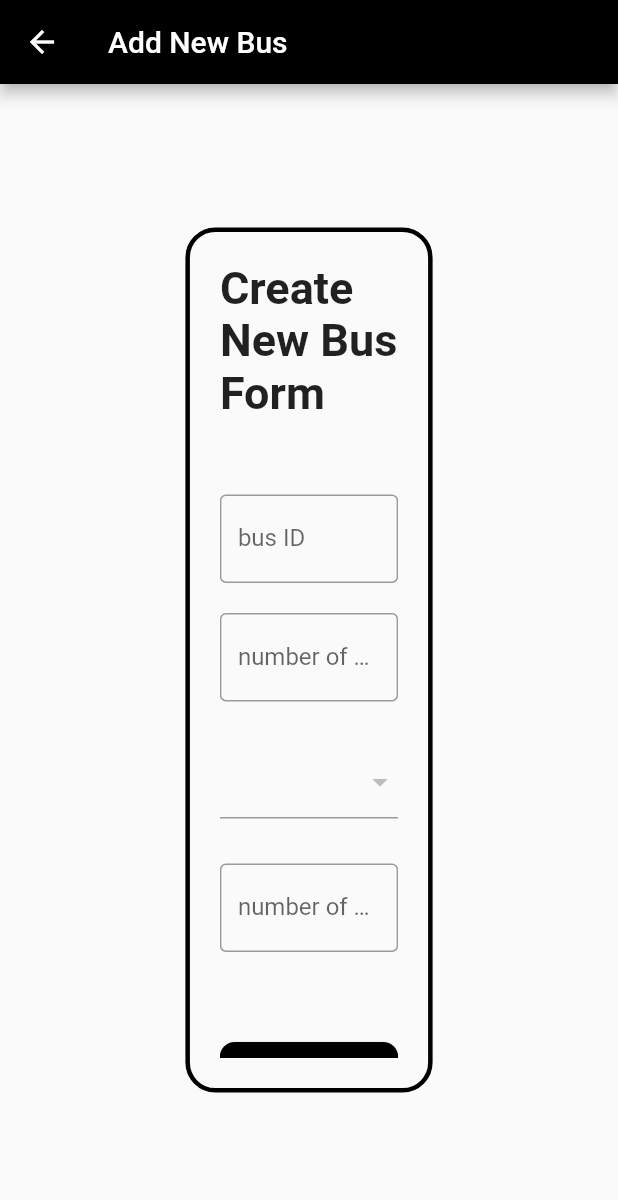
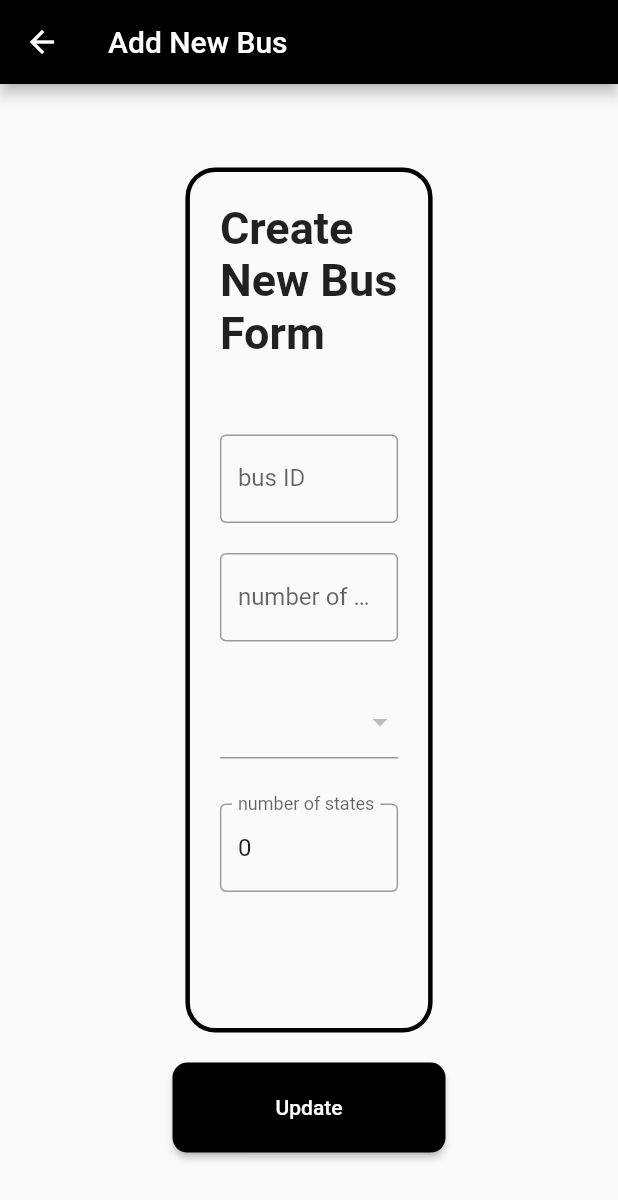
Before and after one commit to rabieHs/bus-tracker-admin, a Flutter app: the UpdateBusScreen screen opened directly with empty values, on a phone screen of 412 x 824 dp. Shown: the top 1200 px of the screen. Run offline on Flutter 3.47's test engine with Material 2 defaults, Android fonts, the phone set to English and light mode, and no system bars; our stand-ins replace cloud_firestore, firebase_auth, firebase_core; accounts and stored records are empty.

Commit message:
update bus

```diff
--- a/lib/views/update_bus.dart
+++ b/lib/views/update_bus.dart
@@ -18,7 +18,7 @@ class UpdateBusScreen extends StatefulWidget {
 }
 
 class _AddBusScreenState extends State<UpdateBusScreen> {
-  getDrivers() async {
+  getBus() async {
     final result = await FirebaseFirestore.instance
         .collection("users")
         .where("type", isEqualTo: "driver")
@@ -34,19 +34,18 @@ class _AddBusScreenState extends State<UpdateBusScreen> {
   getDriver() async {
     final result = await FirebaseFirestore.instance
         .collection("users")
-        .where("type", isEqualTo: "driver")
+        .doc(widget.bus["driverId"])
         .get();
-    final List<Map> drivers = result.docs.map((doc) {
-      return doc.data();
-    }).toList();
+
     setState(() {
-      driversList = drivers;
+      currentDriver = result.data()!;
+      print(currentDriver);
     });
   }
 
+  Map? currentDriver = {};
   List<Map> driversList = [];
   final idController = TextEditingController();
-
   final numberOfSeatsController = TextEditingController();
 
   final numberOfStates = TextEditingController();
@@ -56,10 +55,18 @@ class _AddBusScreenState extends State<UpdateBusScreen> {
   String busDriver = "";
   @override
   void initState() {
-    states = List.generate(widget.bus["busRoute"].length,
-        (index) => TextEditingController(text: widget.bus["busRoute"]["city"]));
+    getDriver();
+    idController.text = widget.bus["busId"];
+    numberOfSeatsController.text = widget.bus["numberOfSeats"].toString();
+    numberOfStates.text = widget.bus["busRoute"].length.toString();
+    busDriver = widget.bus["driverId"];
+    numberOfFields = widget.bus["busRoute"].length;
+    states = List.generate(numberOfFields, (index) {
+      final route = widget.bus["busRoute"][index];
+      return TextEditingController(text: route["city"]);
+    });
     setState(() {});
-    getDriver();
+    getBus();
     super.initState();
   }
 
@@ -74,7 +81,10 @@ class _AddBusScreenState extends State<UpdateBusScreen> {
         ),
       ),
       body: Center(
-          child: Container(
+          child: Column(
+        mainAxisAlignment: MainAxisAlignment.center,
+        children: [
+          Container(
             height: MediaQuery.of(context).size.height * 0.7,
             width: MediaQuery.of(context).size.width * 0.4,
             decoration: BoxDecoration(
@@ -89,7 +99,8 @@ class _AddBusScreenState extends State<UpdateBusScreen> {
                   children: [
                     const Text(
                       "Create New Bus Form",
-                  style: TextStyle(fontSize: 30, fontWeight: FontWeight.bold),
+                      style:
+                          TextStyle(fontSize: 30, fontWeight: FontWeight.bold),
                     ),
                     const SizedBox(
                       height: 50,
@@ -113,6 +124,7 @@ class _AddBusScreenState extends State<UpdateBusScreen> {
                       height: 30,
                     ),
                     DropdownButtonFormField<String>(
+                        value: widget.bus["driverId"],
                         items: List.generate(
                             driversList.length,
                             (index) => DropdownMenuItem(
@@ -127,12 +139,12 @@ class _AddBusScreenState extends State<UpdateBusScreen> {
                     ),
                     TextField(
                       onSubmitted: (number) {
-                    print(number);
-                    setState(() {
-                      numberOfFields = int.parse(number);
-                      states = List.generate(int.parse(number),
-                          (index) => TextEditingController());
-                    });
+                        final newNumberOfFields = int.parse(number);
+                        // Efficiently update states:
+                        states =
+                            _updateStates(numberOfFields, newNumberOfFields);
+                        numberOfFields = newNumberOfFields;
+                        setState(() {});
                       },
                       controller: numberOfStates,
                       decoration: const InputDecoration(
@@ -147,13 +159,21 @@ class _AddBusScreenState extends State<UpdateBusScreen> {
                             shrinkWrap: true,
                             itemCount: numberOfFields,
                             itemBuilder: (context, index) {
-                          return DropdownButtonFormField(
+                              return DropdownButtonFormField<String>(
+                                  value: widget.bus != null
+                                      ? states.length >
+                                              widget.bus["busRoute"].length
+                                          ? null
+                                          : widget.bus["busRoute"][index]
+                                              ["city"]
+                                      : null, //,
                                   items: List.generate(
                                       tunisiaStatesMap.length,
                                       (index) => DropdownMenuItem<String>(
-                                      value: tunisiaStatesMap[index]["value"]!,
-                                      child: Text(
-                                          tunisiaStatesMap[index]["state"]!))),
+                                          value: tunisiaStatesMap[index]
+                                              ["value"]!,
+                                          child: Text(tunisiaStatesMap[index]
+                                              ["state"]!))),
                                   onChanged: (value) {
                                     states[index].text = value!;
                                   });
@@ -162,16 +182,23 @@ class _AddBusScreenState extends State<UpdateBusScreen> {
                     const SizedBox(
                       height: 30,
                     ),
+                  ],
+                ),
+              ),
+            ),
+          ),
+          SizedBox(
+            height: 20,
+          ),
           MaterialButton(
             color: Colors.black,
-                  shape: RoundedRectangleBorder(
-                      borderRadius: BorderRadius.circular(10)),
+            shape:
+                RoundedRectangleBorder(borderRadius: BorderRadius.circular(10)),
             onPressed: () async {
               await FirebaseFirestore.instance
                   .collection("bus")
                   .doc(idController.text)
-                        .set({
-                      "driverName": "",
+                  .update({
                 "driverId": busDriver,
                 "busId": idController.text,
                 "numberOfSeats": numberOfSeatsController.text,
@@ -185,7 +212,7 @@ class _AddBusScreenState extends State<UpdateBusScreen> {
                         }).toList(),
               }).whenComplete(() {
                 ScaffoldMessenger.of(context).showSnackBar(SnackBar(
-                        content: Text("Bus Created Successfully"),
+                  content: Text("Bus updated Successfully"),
                   backgroundColor: Colors.green,
                 ));
                 Navigator.pop(context);
@@ -196,16 +223,26 @@ class _AddBusScreenState extends State<UpdateBusScreen> {
               width: 150,
               child: const Center(
                   child: Text(
-                      "Create",
+                "Update",
                 style: TextStyle(color: Colors.white),
               )),
             ),
           )
         ],
-            ),
-          ),
-        ),
       )),
     );
   }
+
+  List<TextEditingController> _updateStates(int oldCount, int newCount) {
+    final List<TextEditingController> updatedStates = [];
+    if (newCount > oldCount) {
+      // Add new controllers for additional fields
+      updatedStates.addAll(states);
+      updatedStates.addAll(
+          List.generate(newCount - oldCount, (i) => TextEditingController()));
+    } else {
+      updatedStates.addAll(states.sublist(0, newCount));
     }
+    return updatedStates;
+  }
+}
--- a/pubspec.yaml
+++ b/pubspec.yaml
@@ -38,7 +38,7 @@ dependencies:
   cloud_firestore: ^4.14.0
   firebase_auth: ^4.16.0
   firebase_core: ^2.24.2
-  uuid: ^4.4.0
+  uuid:
 
 dev_dependencies:
   flutter_test:
```
Also changed, not shown: pubspec.lock. Lines whose indentation alone changed are shown as unchanged.
